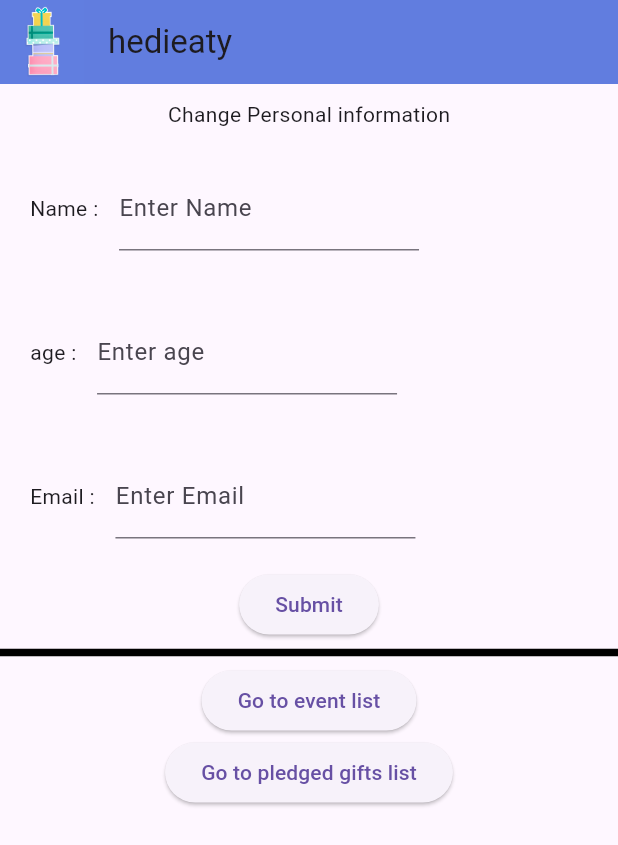
After one commit to Seifeldin2510/Hedieaty, a Flutter app: the screen it shows after launch, after a tap on the "person" icon, on a phone screen of 412 x 824 dp. The commit adds this screen. Shown: the top 845 px of the screen. Run offline on Flutter 3.47's test engine with Material 3 defaults, Android fonts, the phone set to English and light mode, and no system bars; our stand-ins replace image_picker.

Commit message:
added profile page

```diff
--- a/lib/View/friends_list_page.dart
+++ b/lib/View/friends_list_page.dart
@@ -1,4 +1,5 @@
 import 'package:flutter/material.dart';
+import 'package:hedieaty/View/profile_page.dart';
 
 import 'event_list_page.dart';
 import 'gift_list_page.dart';
@@ -130,6 +131,13 @@ class _FriendsListPageState extends State<FriendsListPage> {
           ],
         ),
       ),
+      floatingActionButton: FloatingActionButton(
+        onPressed: ()
+        {
+          Navigator.push(context, MaterialPageRoute(builder: (context)=> ProfilePage()));
+        },
+        child: Icon(Icons.person),
+      ),
     );
   }
 }
--- a/lib/View/gift_details_page.dart
+++ b/lib/View/gift_details_page.dart
@@ -146,6 +146,13 @@ class _GiftDetailsPageState extends State<GiftDetailsPage> {
           ),
         ],
       ),
+      floatingActionButton: FloatingActionButton(
+        onPressed: ()
+        {
+          Navigator.pop(context);
+        },
+        child: Icon(Icons.keyboard_backspace_outlined),
+      ),
     );
   }
 }
--- a/lib/View/home_page.dart
+++ b/lib/View/home_page.dart
@@ -12,6 +12,7 @@ class HomePage extends StatefulWidget {
 }
 
 class _HomePageState extends State<HomePage> {
+
   changePage(int index){
     selectedIndex=index;
     setState(() {
--- /dev/null
+++ b/lib/View/pledged_gift_list.dart
@@ -0,0 +1,15 @@
+import 'package:flutter/material.dart';
+
+class PledgedGiftListPage extends StatefulWidget {
+  const PledgedGiftListPage({super.key});
+
+  @override
+  State<PledgedGiftListPage> createState() => _PledgedGiftListPageState();
+}
+
+class _PledgedGiftListPageState extends State<PledgedGiftListPage> {
+  @override
+  Widget build(BuildContext context) {
+    return Scaffold();
+  }
+}
--- /dev/null
+++ b/lib/View/profile_page.dart
@@ -0,0 +1,118 @@
+import 'package:flutter/material.dart';
+import 'package:hedieaty/View/pledged_gift_list.dart';
+
+import 'event_list_page.dart';
+
+class ProfilePage extends StatefulWidget {
+  const ProfilePage({super.key});
+
+  @override
+  State<ProfilePage> createState() => _ProfilePageState();
+}
+
+class _ProfilePageState extends State<ProfilePage> {
+  final _formKey=GlobalKey<FormState>();
+  TextEditingController nameController = TextEditingController();
+  TextEditingController emailController = TextEditingController();
+  TextEditingController ageController = TextEditingController();
+
+  @override
+  Widget build(BuildContext context) {
+    return Scaffold(
+      appBar: AppBar(
+        backgroundColor: const Color(0xff617ddf),
+        title: const Text("hedieaty"),
+        leading: Image.asset("assets/stack-gift-boxes-icon-isolated.jpg"),
+      ),
+      body:ListView(
+        children: [
+          Form(
+              key : _formKey,
+              child: Center(
+                child: Column(
+                  crossAxisAlignment: CrossAxisAlignment.center,
+                  children: [
+                    Center(
+                        child: Container(
+                          margin: EdgeInsets.fromLTRB(0, 10, 0, 5),
+                            child: Text("Change Personal information"),
+                        ),
+                    ),
+                    Padding(
+                      padding: const EdgeInsets.all(20.0),
+                      child: Row(
+                        children: [
+                          Text("Name : "),
+                          Container(
+                            margin: EdgeInsets.fromLTRB(10, 0, 0, 0),
+                            width: 200,
+                            child: TextFormField(
+                              controller: nameController,
+                              decoration: InputDecoration(label: Text("Enter Name"),
+                              ),
+                            ),
+                          ),
+                        ],
+                      ),
+                    ),
+
+                    Padding(
+                      padding: const EdgeInsets.all(20.0),
+                      child: Row(
+                        children: [
+                          Text("age : "),
+                          Container(
+                            margin: EdgeInsets.fromLTRB(10, 0, 0, 0),
+                            width: 200,
+                            child: TextFormField(
+                              controller: ageController,
+                              decoration: InputDecoration(label: Text("Enter age"),
+                              ),
+                            ),
+                          ),
+                        ],
+                      ),
+                    ),
+
+                    Padding(
+                      padding: const EdgeInsets.all(20.0),
+                      child: Row(
+                        children: [
+                          Text("Email : "),
+                          Container(
+                            margin: EdgeInsets.fromLTRB(10, 0, 0, 0),
+                            width: 200,
+                            child: TextFormField(
+                              controller: emailController,
+                              decoration: InputDecoration(label: Text("Enter Email"),
+                              ),
+                            ),
+                          ),
+                        ],
+                      ),
+                    ),
+
+                    ElevatedButton(onPressed: (){}, child: Text("Submit"),),
+                    Divider(
+                      color: Colors.black,
+                      thickness: 5,
+                    ),
+                    ElevatedButton(onPressed: (){
+                      Navigator.push(context, MaterialPageRoute(builder: (context)=> EventListPage()));
+                    },
+                        child: Text("Go to event list"),
+                    ),
+                    ElevatedButton(onPressed: (){
+                      Navigator.push(context, MaterialPageRoute(builder: (context)=> PledgedGiftListPage()));
+                    },
+                      child: Text("Go to pledged gifts list"),
+                    ),
+                  ],
+                ),
+              ),
+          ),
+        ],
+      ),
+    );
+  }
+}
```
